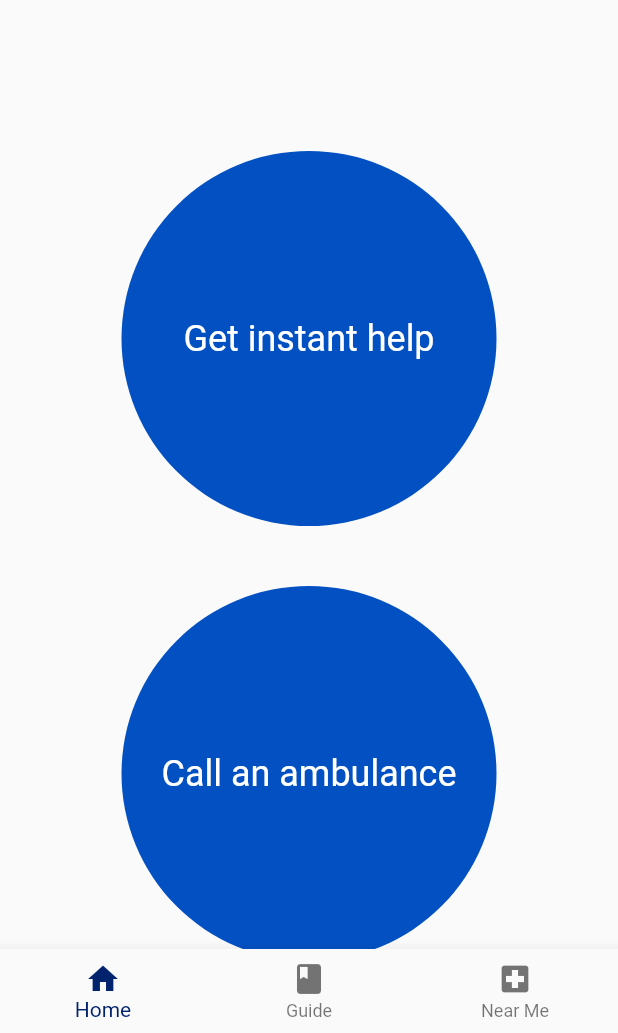
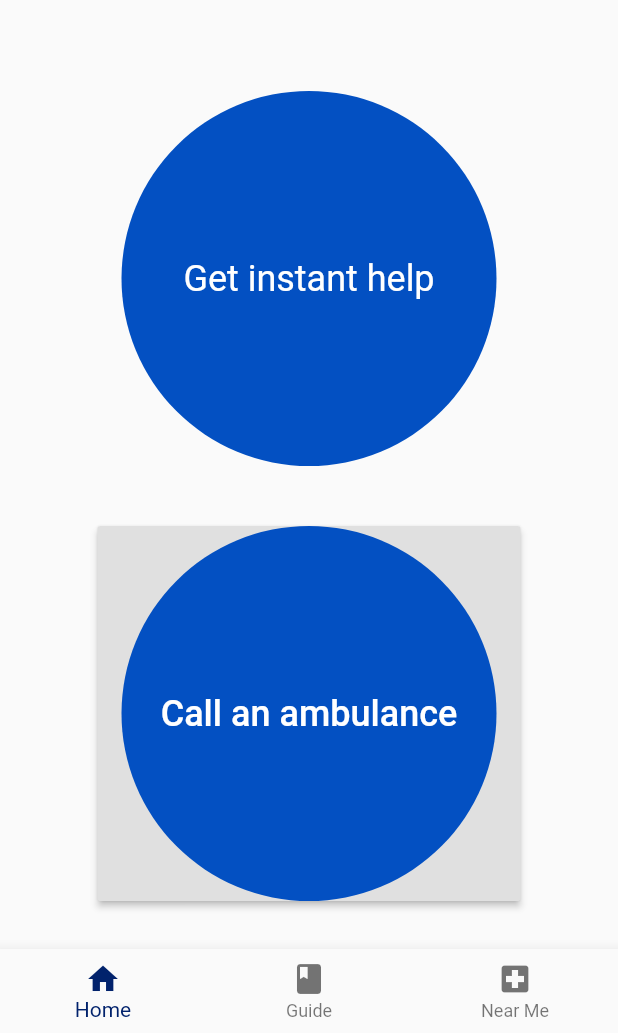
Before and after one commit to Spiral-Forge/MediStat, a Flutter app: the screen it shows once a user with an empty profile is signed in, after a tap on "Call an ambulance", on a phone screen of 412 x 824 dp, the part 203-1236 px from its top. Run offline on Flutter 3.47's test engine with Material 2 defaults, Android fonts, the phone set to English and light mode, and no system bars; our stand-ins replace firebase_auth, flutter_spinkit, google_sign_in; accounts and stored records are empty; Roboto replaces fonts that are missing (GoogleSans).

Commit message:
Ambulance changes

```diff
--- a/lib/screens/authenticate/loginUser.dart
+++ b/lib/screens/authenticate/loginUser.dart
@@ -145,7 +145,7 @@
                                   color: new Color(0xff0350C2),
                                   child: Row(
                                     children: [
-                                      Icon(Icons.g_translate_rounded,color: Colors.white,),
+                                      Icon(Icons.email,color: Colors.white,),
                                       Text(
                                         ' Sign In With Google',
                                         style: TextStyle(
--- a/lib/screens/authenticate/registerUser.dart
+++ b/lib/screens/authenticate/registerUser.dart
@@ -158,7 +158,7 @@
                                   color: new Color(0xff0350C2),
                                   child: Row(
                                     children: [
-                                      Icon(Icons.g_translate_rounded,color: Colors.white,),
+                                      Icon(Icons.email,color: Colors.white,),
                                       Text(
                                         ' Sign In With Google',
                                         style: TextStyle(
--- a/lib/screens/home/homepage.dart
+++ b/lib/screens/home/homepage.dart
@@ -1,9 +1,20 @@
 import 'package:dbapp/constants/colors.dart';
 import 'package:flutter/material.dart';
+import 'package:flutter/cupertino.dart';
+import 'package:url_launcher/url_launcher.dart';
 
 class HomePage extends StatefulWidget {
   @override
   _HomePageState createState() => _HomePageState();
+}
+
+_makingPhoneCall() async {
+  const url = 'tel:102';
+  if (await canLaunch(url)) {
+    await launch(url);
+  } else {
+    throw 'Could not launch $url';
+  }
 }
 
 class _HomePageState extends State<HomePage> {
@@ -53,7 +64,7 @@
               ]),
             ),
             SizedBox(
-              height: 90,
+              height: 50,
             ),
             Column(
               mainAxisAlignment: MainAxisAlignment.center,
@@ -73,8 +84,11 @@
                       ),
                     )),
                 SizedBox(height: 40),
-                InkResponse(
-                    onTap: () => print("pewpewpew"),
+
+                RaisedButton(
+                 onPressed: _makingPhoneCall,
+                //  InkResponse(
+                //     onTap: () => print("pewpewpew"),
                     child: Container(
                       width: 250,
                       height: 250,
@@ -86,7 +100,7 @@
                           style: TextStyle(color: Colors.white, fontSize: 24),
                         ),
                       ),
-                    )),
+                  )),
               ],
             )
           ]),
--- a/pubspec.yaml
+++ b/pubspec.yaml
@@ -19,6 +19,7 @@
 dependencies:
   flutter:
     sdk: flutter
+  url_launcher:
 
   # The following adds the Cupertino Icons font to your application.
   # Use with the CupertinoIcons class for iOS style icons.
@@ -28,6 +29,8 @@
   provider: ^3.1.0
   flutter_spinkit: "^4.1.2"
   google_sign_in: ^4.5.6
+  hexcolor:
+
 
 
 
```
Also changed, not shown: pubspec.lock.
